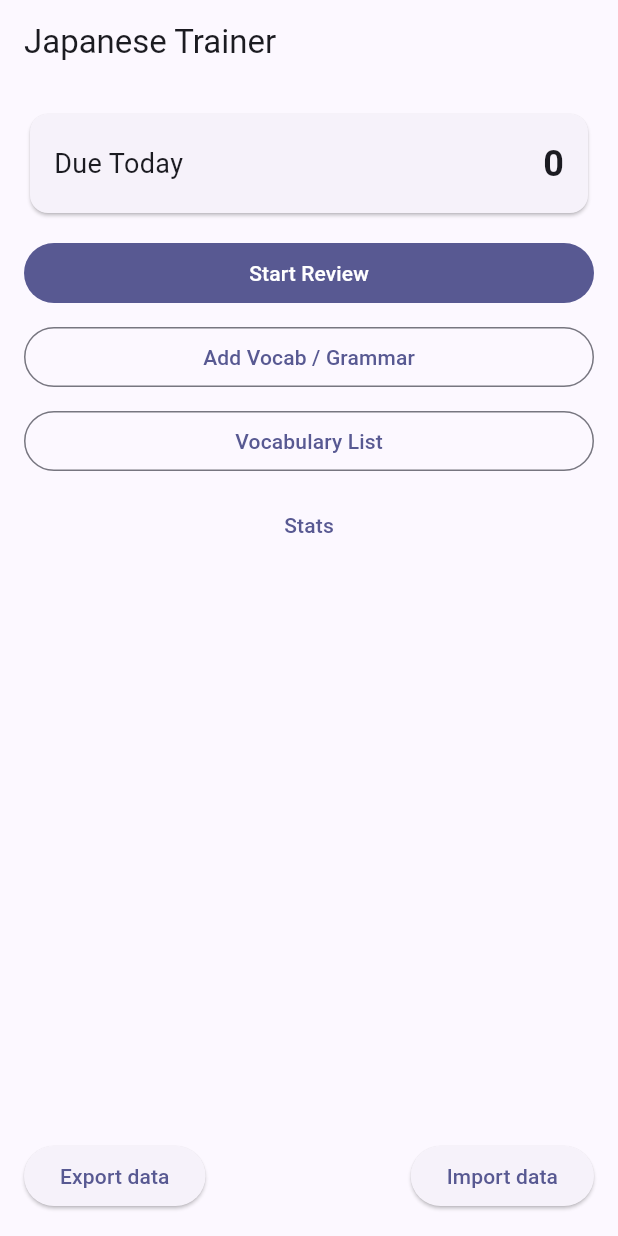
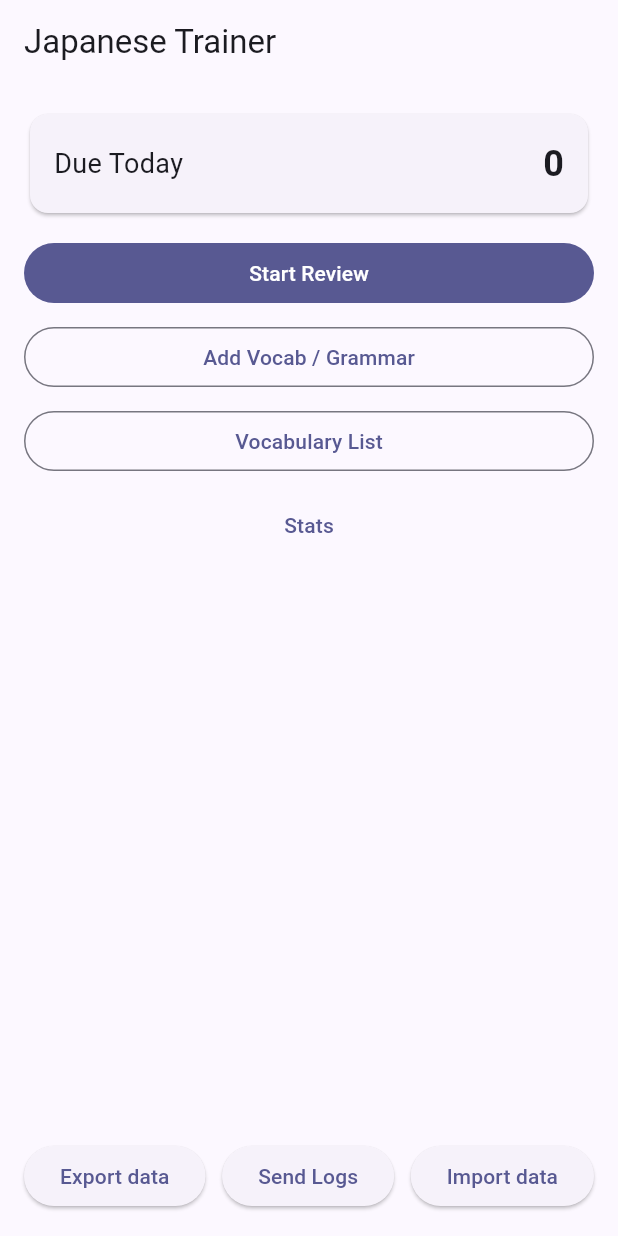
Before and after one commit to TeslaC00/Lang_practice, a Flutter app: the screen it shows after launch, after a tap on "Import data", on a phone screen of 412 x 824 dp. Run offline on Flutter 3.47's test engine with Material 3 defaults, Android fonts, the phone set to English and light mode, and no system bars; our stand-ins replace file_picker, hive, hive_flutter, logger, share_plus; accounts and stored records are empty.

Commit message:
Add: added logger_service

```diff
--- a/lib/main.dart
+++ b/lib/main.dart
@@ -1,5 +1,7 @@
 // lib/main.dart
 // ----------------------
+import 'dart:async';
+
 import 'package:flutter/material.dart';
 import 'package:hive_flutter/hive_flutter.dart';
 import 'package:lang_practice/models/vocab.dart';
@@ -18,7 +20,14 @@ Future<void> main() async {
 
   LoggerService().i("Application Started"); // Example usage
 
-  runApp(const App());
+  FlutterError.onError = (details) {
+    LoggerService().e("FlutterError", details.exception, details.stack);
+  };
+
+  runZonedGuarded(
+    () => runApp(const App()),
+    (error, stack) => LoggerService().e("uncaught error", error, stack),
+  );
 }
 
 class App extends StatelessWidget {
--- a/lib/screens/home_screen.dart
+++ b/lib/screens/home_screen.dart
@@ -7,6 +7,7 @@ import 'package:lang_practice/screens/review_screen.dart';
 import 'package:lang_practice/screens/stats_screen.dart';
 import 'package:lang_practice/screens/vocab_list_screen.dart';
 import 'package:lang_practice/services/data_io.dart';
+import 'package:lang_practice/services/logger_service.dart';
 
 import 'add_edit_vocab_screen.dart';
 
@@ -86,6 +87,10 @@ class HomeScreen extends StatelessWidget {
                   child: Text("Export data"),
                 ),
                 ElevatedButton(
+                  onPressed: () async => LoggerService().shareLogs(),
+                  child: Text("Send Logs"),
+                ),
+                ElevatedButton(
                   onPressed: () async => await importData(context),
                   child: Text("Import data"),
                 ),
--- a/lib/services/logger_service.dart
+++ b/lib/services/logger_service.dart
@@ -1,8 +1,10 @@
+import 'dart:convert';
 import 'dart:io';
 
 import 'package:flutter/foundation.dart';
 import 'package:logger/logger.dart';
 import 'package:path_provider/path_provider.dart';
+import 'package:share_plus/share_plus.dart';
 
 class LoggerService {
   static final LoggerService _instance = LoggerService._internal();
@@ -74,23 +76,41 @@ class LoggerService {
   }
 
   String? get logFilePath => _logFile?.path;
+
+  Future<void> shareLogs() async {
+    if (_logFile == null) return;
+
+    final dir = _logFile!.parent;
+    final logFiles = dir
+        .listSync()
+        .whereType<File>()
+        .where((f) => f.path.contains('app_logs'))
+        .map((f) => XFile(f.path))
+        .toList();
+
+    if (logFiles.isNotEmpty) {
+      await SharePlus.instance.share(
+        ShareParams(files: logFiles, text: 'App Logs'),
+      );
+    }
+  }
 }
 
 // Optional: A simple file output that appends to the file.
 class FileOutput extends LogOutput {
   final File file;
   final bool overrideExisting;
-  final String encoding; // Should be Encoding
+  final Encoding encoding; // Should be Encoding
 
   FileOutput({
     required this.file,
     this.overrideExisting = false,
     this.encoding =
-        'utf-8', // Placeholder, should use `Encoding.getByName('utf-8')`
+        utf8, // Placeholder, should use `Encoding.getByName('utf-8')`
   });
 
   @override
-  void output(OutputEvent event) {
+  Future<void> output(OutputEvent event) async {
     try {
       final mode = overrideExisting
           ? FileMode.writeOnly
@@ -99,11 +119,19 @@ class FileOutput extends LogOutput {
       // It's better to ensure the file is opened with the correct encoding.
       // However, the `logger` package's FileOutput might handle this internally.
       // For simplicity, we'll just write the lines.
+      if (await file.length() > 1024 * 1024 * 10) {
+        final backup = File(
+          '${file.path}.${DateTime.now().millisecondsSinceEpoch}',
+        );
+        await file.rename(backup.path);
+        await file.writeAsString('', mode: FileMode.write); // start fresh
+      }
       for (var line in event.lines) {
-        file.writeAsStringSync(
+        await file.writeAsString(
           '$line\n',
           mode: mode,
           flush: true,
+          encoding: encoding,
         ); // Basic encoding handling
       }
     } catch (e) {
--- a/pubspec.yaml
+++ b/pubspec.yaml
@@ -36,6 +36,7 @@ dependencies:
   intl: ^0.20.2
   file_picker: ^10.3.2
   logger: ^2.5.0 # Added logger package
+  share_plus: ^11.0.0
 
   # The following adds the Cupertino Icons font to your application.
   # Use with the CupertinoIcons class for iOS style icons.
```
Also changed, not shown: pubspec.lock.
